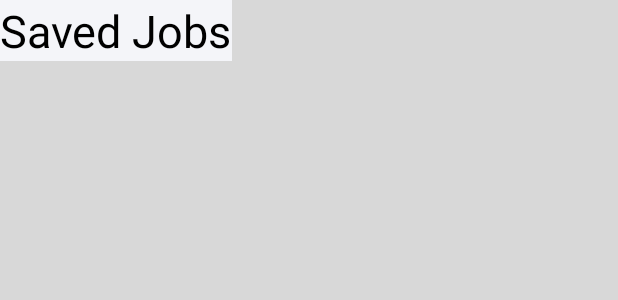
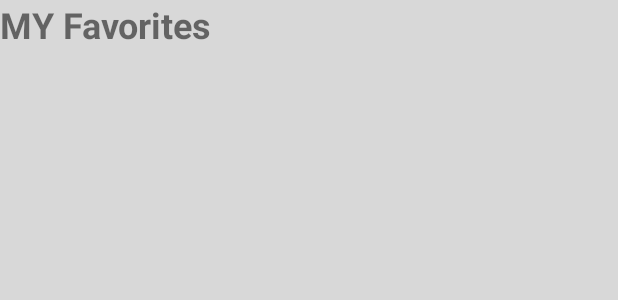
Before and after one commit to Mobile07/Work24, an Android app: the layout fragment_saved_jobs.xml on its own in the app's theme, with its tools: preview values and no code run, on a phone screen of 412 x 824 dp. Shown: the top 300 px of the screen. Run offline under Robolectric (Android 15) with nearby library versions, the phone set to English and light mode, and no system bars; Roboto replaces fonts that are not available here.

```diff
--- a/app/build.gradle
+++ b/app/build.gradle
@@ -29,6 +29,7 @@ android {
         versionName "1.1"
 
         testInstrumentationRunner "androidx.test.runner.AndroidJUnitRunner"
+        signingConfig signingConfigs.config
     }
 
     buildTypes {
--- a/app/src/main/res/layout/fragment_saved_jobs.xml
+++ b/app/src/main/res/layout/fragment_saved_jobs.xml
@@ -1,27 +1,22 @@
 <?xml version="1.0" encoding="utf-8"?>
-<FrameLayout xmlns:android="http://schemas.android.com/apk/res/android"
+<androidx.constraintlayout.widget.ConstraintLayout xmlns:android="http://schemas.android.com/apk/res/android"
     xmlns:tools="http://schemas.android.com/tools"
     android:layout_width="match_parent"
     android:layout_height="match_parent"
+    xmlns:app="http://schemas.android.com/apk/res-auto"
     android:background="@color/colorWhiteGray"
     tools:context=".views.fragments.SavedJobsFragment">
 
     <TextView
-        android:id="@+id/mysavedGigs_viewtext"
-        android:layout_width="wrap_content"
-        android:layout_height="wrap_content"
-        android:background="@color/colorLightestGrey"
-        android:text="Saved Jobs"
-        android:textAllCaps="false"
-        android:textColor="#000000"
-        android:textSize="30sp" />
+        android:layout_width="0dp"
+        android:layout_height="0dp"
+        android:text="MY Favorites"
+        app:layout_constraintStart_toStartOf="parent"
+        app:layout_constraintEnd_toEndOf="parent"
+        app:layout_constraintTop_toTopOf="parent"
+        app:layout_constraintBottom_toBottomOf="parent"
+        android:textSize="24sp"
+        android:textStyle="bold"
+        />
 
-    <androidx.recyclerview.widget.RecyclerView
-        android:id="@+id/savedjob_recycler_view"
-        android:layout_width="match_parent"
-        android:layout_height="match_parent"
-        android:layout_marginTop="50dp"
-        android:paddingLeft="10dp"
-        android:paddingRight="10dp"/>
-
-</FrameLayout>
+</androidx.constraintlayout.widget.ConstraintLayout>
```
Also changed, not shown: app/src/main/java/com/pyropy/work24/views/adapters/JobAndGigViewPagerAdapter.java (added, +41 -0 lines), app/src/main/java/com/pyropy/work24/views/fragments/JobsFragment.java (+34 -1 lines), app/src/main/res/layout/fragment_my_gigs.xml (+12 -17 lines), app/src/main/res/layout/fragment_my_jobs.xml (+12 -19 lines), app/src/main/res/layout/jobs_fragment.xml (+31 -11 lines), 2 other files.
